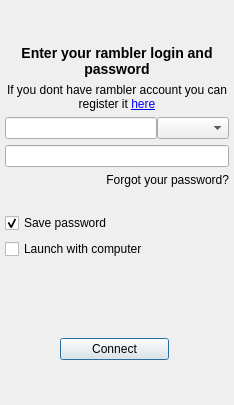
This is src/plugins/optionsmanager/logindialog.ui in silvansky/Contacts as Qt 5 draws it before an edit. The edited form follows.
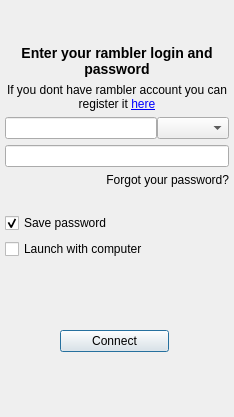
This is the edited form.

What changed in the file:
```diff
--- a/src/plugins/optionsmanager/logindialog.ui
+++ b/src/plugins/optionsmanager/logindialog.ui
@@ -7,7 +7,7 @@
     <x>0</x>
     <y>0</y>
     <width>234</width>
-    <height>405</height>
+    <height>417</height>
    </rect>
   </property>
   <property name="windowTitle">
@@ -316,6 +316,13 @@
      </property>
     </widget>
    </item>
+   <item>
+    <widget class="QLabel" name="lblConnectSettings">
+     <property name="alignment">
+      <set>Qt::AlignCenter</set>
+     </property>
+    </widget>
+   </item>
   </layout>
  </widget>
  <layoutdefault spacing="6" margin="11"/>
```
